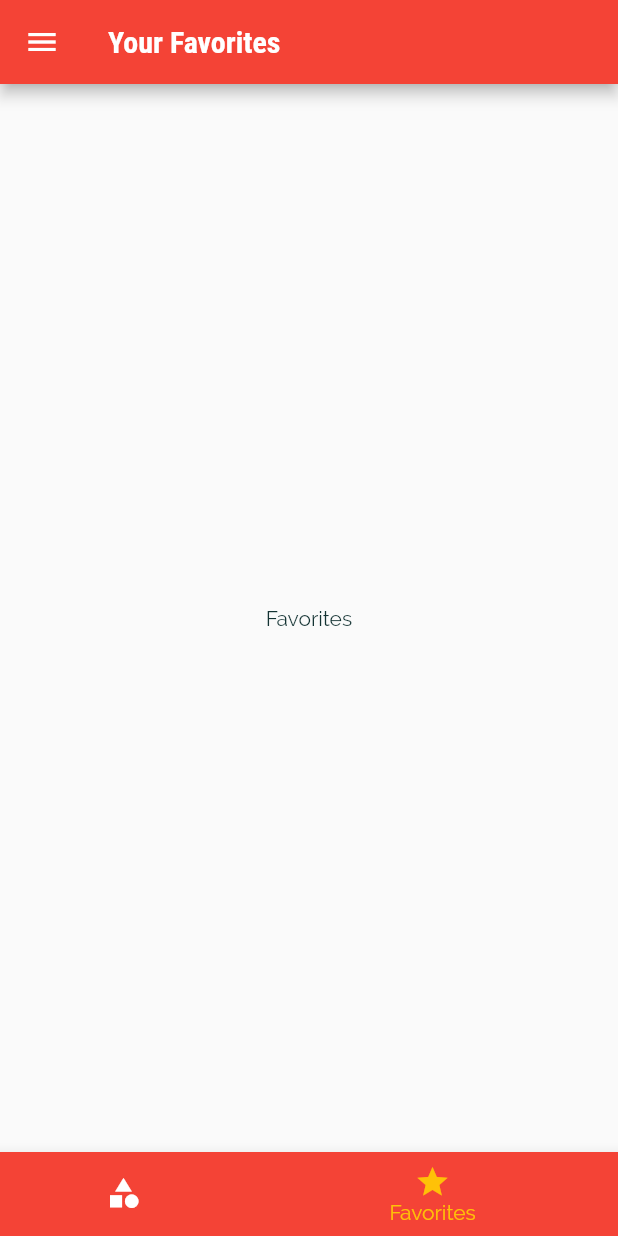
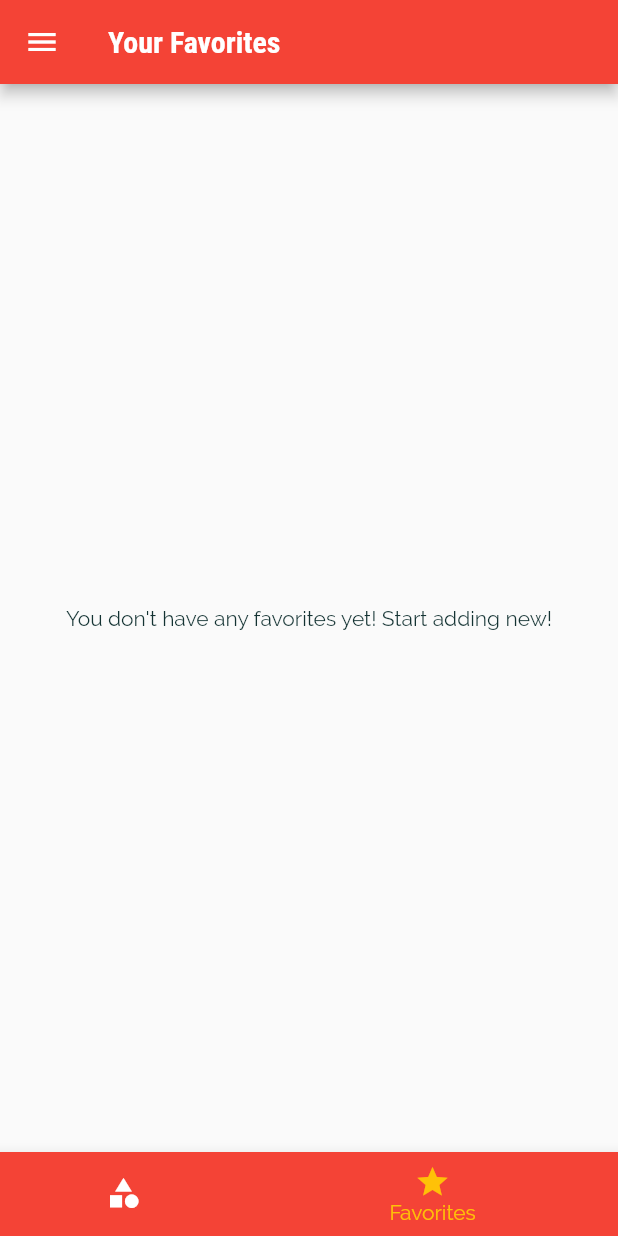
Before and after one commit to atharv-bhadange/Meals-App, a Flutter app: the screen it shows after launch, item 2 of the bottom bar chosen, on a phone screen of 412 x 824 dp. Run offline on Flutter 3.47's test engine with Material 2 defaults, Android fonts, the phone set to English and light mode, and no system bars.

```diff
--- a/lib/main.dart
+++ b/lib/main.dart
@@ -29,6 +29,7 @@ class _MyAppState extends State<MyApp> {
   };
 
   List<Meal> _availableMeals = DUMMY_MEALS;
+  List<Meal> _favoriteMeals = [];
 
   void _setFilter(Map<String, bool> filterData) {
     setState(() {
@@ -50,6 +51,24 @@ class _MyAppState extends State<MyApp> {
         return true;
       }).toList();
     });
+  }
+
+  void _toggleFavorite(String mealId) {
+    final existingIdx = _favoriteMeals.indexWhere((meal) => meal.id == mealId);
+
+    if (existingIdx >= 0) {
+      setState(() {
+        _favoriteMeals.removeAt(existingIdx);
+      });
+    } else {
+      setState(() {
+        _favoriteMeals.add(DUMMY_MEALS.firstWhere((meal) => meal.id == mealId));
+      });
+    }
+  }
+
+  bool _isMealFavorite(String id) {
+    return _favoriteMeals.any((meal) => meal.id == id);
   }
 
   @override
@@ -80,13 +99,14 @@ class _MyAppState extends State<MyApp> {
               ),
             ),
       ),
-      home: const TabsScreenBottom(),
+      home: TabsScreenBottom(_favoriteMeals),
       routes: {
 //        '/': (ctx) => CategoriesScreen(), //default name '/' for first page
         CategoryMealScreen.routeName: (ctx) => CategoryMealScreen(
               availableMeals: _availableMeals,
             ),
-        MealDetail.routeName: (ctx) => const MealDetail(),
+        MealDetail.routeName: (ctx) =>
+            MealDetail(_toggleFavorite, _isMealFavorite),
         FiltersScreen.routeName: (ctx) => FiltersScreen(_filters, _setFilter),
       },
       // onGenerateRoute: //used as deafult route if mentioned route is not available
--- a/lib/screens/favorites_screen.dart
+++ b/lib/screens/favorites_screen.dart
@@ -1,12 +1,40 @@
 import 'package:flutter/material.dart';
+import '/widgets/meal_item.dart';
+
+import '/models/meal.dart';
 
 class FavoritesScreen extends StatelessWidget {
-  const FavoritesScreen({Key? key}) : super(key: key);
+  FavoritesScreen(this.favoriteMeals, {Key? key}) : super(key: key);
+
+  List<Meal> favoriteMeals;
+
+  void _removeMeal(String mealId) {
+    // setState(() {
+    //   displayedMeal.removeWhere((meal) => meal.id == mealId);
+    // });
+  }
 
   @override
   Widget build(BuildContext context) {
-    return Center(
-      child: Text('Favorites'),
-    );
+    if (favoriteMeals.isEmpty) {
+      return const Center(
+        child: Text('You don\'t have any favorites yet! Start adding new!'),
+      );
+    } else {
+      return ListView.builder(
+        itemBuilder: (context, idx) {
+          return MealItem(
+            id: favoriteMeals[idx].id,
+            affordability: favoriteMeals[idx].affordability,
+            complexity: favoriteMeals[idx].complexity,
+            duration: favoriteMeals[idx].duration,
+            imageUrl: favoriteMeals[idx].imageUrl,
+            title: favoriteMeals[idx].title,
+            removeItem: _removeMeal,
+          );
+        },
+        itemCount: favoriteMeals.length,
+      );
+    }
   }
 }
--- a/lib/screens/tabs_screen_bottom.dart
+++ b/lib/screens/tabs_screen_bottom.dart
@@ -3,24 +3,32 @@ import 'package:flutter/material.dart';
 import '/screens/categories_screen.dart';
 import '/screens/favorites_screen.dart';
 import '/widgets/main_drawer.dart';
+import '/models/meal.dart';
 
 class TabsScreenBottom extends StatefulWidget {
-  const TabsScreenBottom({Key? key}) : super(key: key);
+  const TabsScreenBottom(this.favorites, {Key? key}) : super(key: key);
 
+  final List<Meal> favorites;
   @override
   _TabsScreenBottomState createState() => _TabsScreenBottomState();
 }
 
 class _TabsScreenBottomState extends State<TabsScreenBottom> {
-  final List<Widget> _pages = [
-    const CategoriesScreen(),
-    const FavoritesScreen(),
-  ];
+  late List<Widget> _pages;
   final List<String> _titles = [
     'Categories',
     'Your Favorites',
   ];
   int _selectedPageIndex = 0;
+
+  @override
+  initState() {
+    super.initState();
+    _pages = [
+      const CategoriesScreen(),
+      FavoritesScreen(widget.favorites),
+    ];
+  }
 
   void _selectPage(int index) {
     setState(() {
@@ -34,7 +42,7 @@ class _TabsScreenBottomState extends State<TabsScreenBottom> {
       appBar: AppBar(
         title: Text(_titles[_selectedPageIndex]),
       ),
-      drawer: MainDrawer(),
+      drawer: const MainDrawer(),
       body: _pages[_selectedPageIndex],
       bottomNavigationBar: BottomNavigationBar(
         onTap: _selectPage,
@@ -45,14 +53,14 @@ class _TabsScreenBottomState extends State<TabsScreenBottom> {
         items: [
           BottomNavigationBarItem(
             backgroundColor: Theme.of(context).colorScheme.primary,
-            icon: Icon(
+            icon: const Icon(
               Icons.category,
             ),
             label: 'Categories',
           ),
           BottomNavigationBarItem(
             backgroundColor: Theme.of(context).colorScheme.primary,
-            icon: Icon(
+            icon: const Icon(
               Icons.star,
             ),
             label: 'Favorites',
--- a/lib/screens/tabs_screen_top.dart
+++ b/lib/screens/tabs_screen_top.dart
@@ -39,7 +39,7 @@ class _TabsScreenTopState extends State<TabsScreenTop> {
           body: const TabBarView(
             children: [
               CategoriesScreen(),
-              FavoritesScreen(),
+              // FavoritesScreen(), //uncomment and pass favorite list from main.dart
             ],
           ),
         ),
```
Also changed, not shown: lib/screens/meal_detail_screen.dart (+12 -1 lines).
